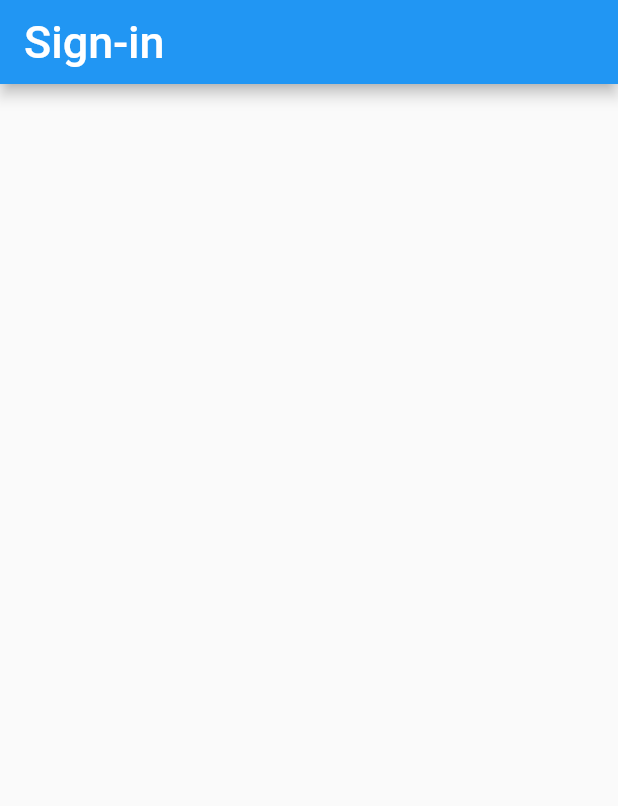
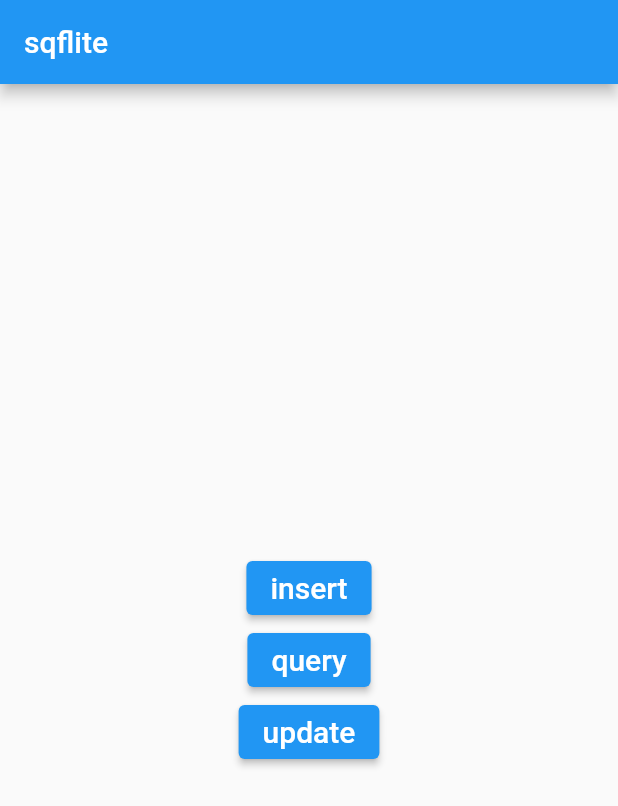
Before and after one commit to Ta7a21/FlutterTestApp, a Flutter app: the screen it shows after launch, on a phone screen of 412 x 824 dp. Shown: the top 806 px of the screen. Run offline on Flutter 3.47's test engine with Material 2 defaults, Android fonts, the light colour scheme and no system bars; our stand-ins replace sqflite; missing offline and left inert: dart:html; accounts and stored records are empty.

Commit message:
database_helper

```diff
--- /dev/null
+++ b/lib/database_helper.dart
@@ -0,0 +1,90 @@
+import 'dart:html';
+import 'dart:io';
+import 'package:path/path.dart';
+import 'package:sqflite/sqflite.dart';
+import 'package:path_provider/path_provider.dart';
+
+class DatabaseHelper {
+
+  static final _databaseName = "heww.db";
+  static final _databaseVersion = 1;
+
+  static final table = 'my_table';
+
+  static final columnId = '_id';
+  static final columnName = 'name';
+  static final columnAge = 'age';
+
+  // make this a singleton class
+  DatabaseHelper._privateConstructor();
+  static final DatabaseHelper instance = DatabaseHelper._privateConstructor();
+
+  // only have a single app-wide reference to the database
+  late Database _database ;
+  Future<Database> get database async {
+    //if (_database != null) return _database;
+    // lazily instantiate the db the first time it is accessed
+    _database = await _initDatabase();
+    return _database;
+  }
+
+  // this opens the database (and creates it if it doesn't exist)
+  _initDatabase() async {
+    Directory documentsDirectory = await getApplicationDocumentsDirectory();
+    print(documentsDirectory.path);
+    String path = join(documentsDirectory.path, _databaseName);
+    return await openDatabase(path,
+        version: _databaseVersion,
+        onCreate: _onCreate);
+  }
+
+  // SQL code to create the database table
+  Future _onCreate(Database db, int version) async {
+    await db.execute('''
+          CREATE TABLE $table (
+            $columnId INTEGER PRIMARY KEY,
+            $columnName TEXT NOT NULL,
+            $columnAge INTEGER NOT NULL
+          )
+          ''');
+  }
+
+  // Helper methods
+
+  // Inserts a row in the database where each key in the Map is a column name
+  // and the value is the column value. The return value is the id of the
+  // inserted row.
+  Future<int> insert(Map<String, dynamic> row) async {
+    Database db = await instance.database;
+    return await db.insert(table, row);
+  }
+
+  // All of the rows are returned as a list of maps, where each map is
+  // a key-value list of columns.
+  Future<List<Map<String, dynamic>>> queryAllRows() async {
+    Database db = await instance.database;
+    return await db.query(table);
+  }
+
+  // All of the methods (insert, query, update, delete) can also be done using
+  // raw SQL commands. This method uses a raw query to give the row count.
+  //Future<int> queryRowCount() async {
+  //Database db = await instance.database;
+  //return Sqflite.firstIntValue(await db.rawQuery('SELECT COUNT(*) FROM $table'));
+  //}
+
+  // We are assuming here that the id column in the map is set. The other
+  // column values will be used to update the row.
+  Future<int> update(Map<String, dynamic> row) async {
+    Database db = await instance.database;
+    int id = row[columnId];
+    return await db.update(table, row, where: '$columnId = ?', whereArgs: [id]);
+  }
+
+  // Deletes the row specified by the id. The number of affected rows is
+  // returned. This should be 1 as long as the row exists.
+  Future<int> delete(int id) async {
+    Database db = await instance.database;
+    return await db.delete(table, where: '$columnId = ?', whereArgs: [id]);
+  }
+}
--- a/lib/main.dart
+++ b/lib/main.dart
@@ -1,30 +1,85 @@
 import 'package:flutter/material.dart';
+import 'database_helper.dart';
 
-void main() {
-  runApp(MaterialApp(
-    home: Home()
-  ));
+void main() => runApp(MyApp());
+
+class MyApp extends StatelessWidget {
+  @override
+  Widget build(BuildContext context) {
+    return MaterialApp(
+      title: 'SQFlite Demo',
+      theme: ThemeData(
+        primarySwatch: Colors.blue,
+      ),
+      home: MyHomePage(),
+    );
+  }
 }
 
-class Home extends StatefulWidget {
-  const Home({Key? key}) : super(key: key);
+class MyHomePage extends StatelessWidget {
 
-  @override
-  _HomeState createState() => _HomeState();
-}
+  // reference to our single class that manages the database
+  final dbHelper = DatabaseHelper.instance;
 
-class _HomeState extends State<Home> {
 
+  // homepage layout
   @override
   Widget build(BuildContext context) {
     return Scaffold(
       appBar: AppBar(
-        backgroundColor: Colors.blue,
-        title: Text('Sign-in',
-        style: TextStyle(
-          fontSize: 30
-        ),),
+        title: Text('sqflite'),
+      ),
+      body: Center(
+        child: Column(
+          mainAxisAlignment: MainAxisAlignment.center,
+          children: <Widget>[
+            ElevatedButton(
+              child: Text('insert', style: TextStyle(fontSize: 20),),
+              onPressed: _insert,
+            ),
+            ElevatedButton(
+              child: Text('query', style: TextStyle(fontSize: 20),),
+              onPressed: _query,
+            ),
+            ElevatedButton(
+              child: Text('update', style: TextStyle(fontSize: 20),),
+              onPressed: _update,
+            ),
+
+          ],
+        ),
       ),
     );
   }
+
+  // Button onPressed methods
+
+  void _insert() async {
+    // row to insert
+    Map<String, dynamic> row = {
+      DatabaseHelper.columnName : 'Bob',
+      DatabaseHelper.columnAge  : 23
+    };
+    final id = await dbHelper.insert(row);
+    print('inserted row id: $id');
+  }
+
+  void _query() async {
+    final allRows = await dbHelper.queryAllRows();
+    print('query all rows:');
+    allRows.forEach(print);
+  }
+
+  void _update() async {
+    // row to update
+    Map<String, dynamic> row = {
+      DatabaseHelper.columnId   : 1,
+      DatabaseHelper.columnName : 'Mary',
+      DatabaseHelper.columnAge  : 32
+    };
+    final rowsAffected = await dbHelper.update(row);
+    print('updated $rowsAffected row(s)');
+  }
+
+
 }
--- a/pubspec.yaml
+++ b/pubspec.yaml
@@ -28,6 +28,8 @@ dependencies:
   # The following adds the Cupertino Icons font to your application.
   # Use with the CupertinoIcons class for iOS style icons.
   cupertino_icons: ^1.0.2
+  sqflite: ^2.0.0+4
+  path_provider: ^2.0.2
 
 dev_dependencies:
   flutter_test:
```
Also changed, not shown: pubspec.lock.
